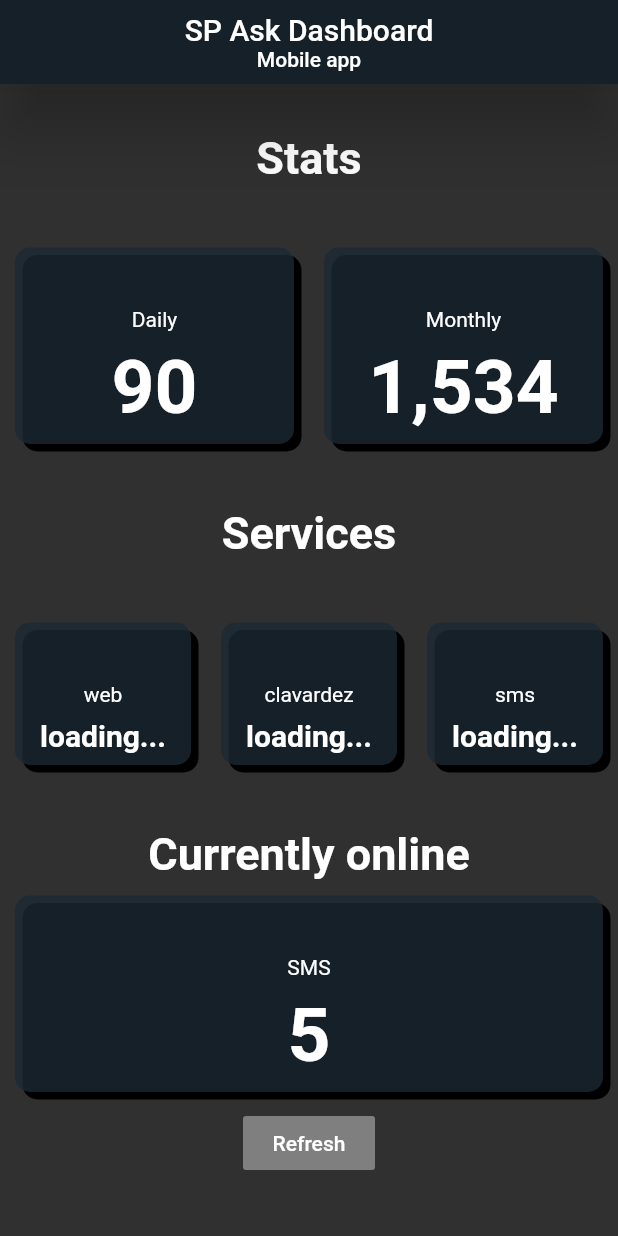
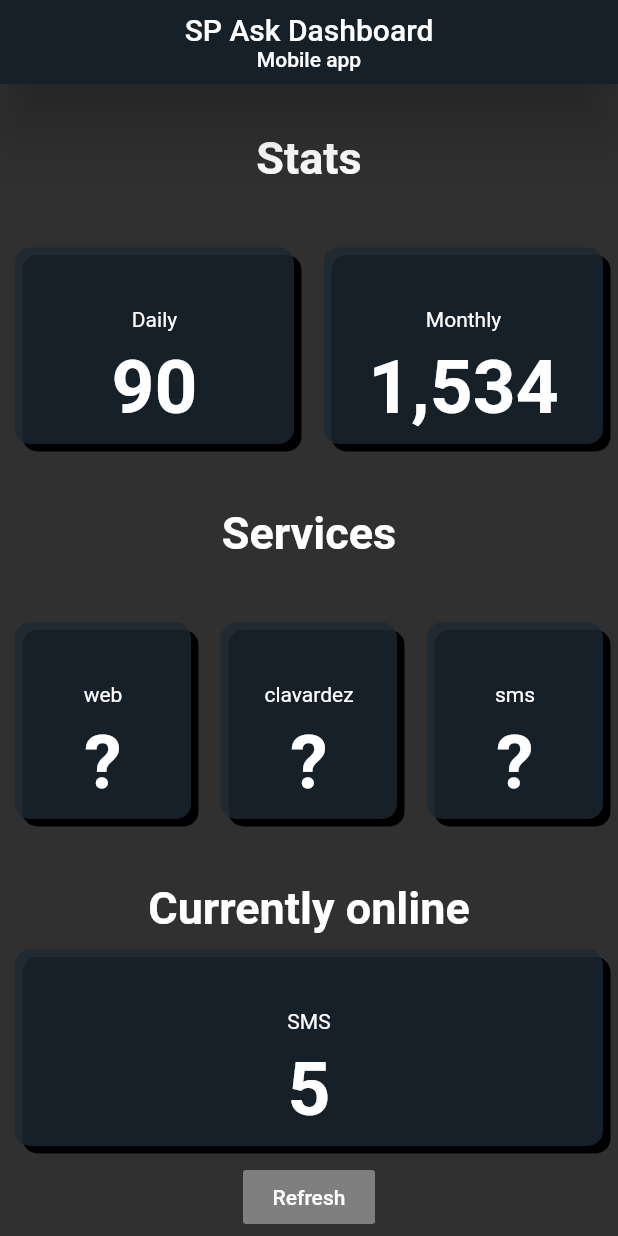
Before and after one commit to guinslym/sp_ask_dashboard_mobile_app_layout, a Flutter app: the screen it shows after launch, on a phone screen of 412 x 824 dp. Run offline on Flutter 3.47's test engine with Material 2 defaults, Android fonts, the phone set to English and light mode, and no system bars; missing offline and left inert: hello_world; network calls fail.

Commit message:
screenshot

```diff
--- a/lib/screens/homepage.dart
+++ b/lib/screens/homepage.dart
@@ -24,9 +24,7 @@ class AskDashboard extends StatefulWidget {
 
 class _AskDashboardState extends State<AskDashboard> {
   String response = "HEllO";
-  String web = "?";
-  String sms = "?";
-  String clavardez = "?";
+  String loading = "?";
 
   Future<String> _makeRequest(String myQueue) async {
     String url =
@@ -107,7 +105,7 @@ class _AskDashboardState extends State<AskDashboard> {
                     return AskContent(
                       cardTitle: Text('web'),
                       cardValue:
-                          Text('loading...', style: resultContentLoading),
+                          Text(loading, style: resultContentAskWhite),
                     );
                   } else {
                     return AskContent(
@@ -122,7 +120,7 @@ class _AskDashboardState extends State<AskDashboard> {
                     return AskContent(
                       cardTitle: Text('clavardez'),
                       cardValue:
-                          Text('loading...', style: resultContentLoading),
+                          Text(loading, style: resultContentAskWhite),
                     );
                   } else {
                     return AskContent(
@@ -137,7 +135,7 @@ class _AskDashboardState extends State<AskDashboard> {
                     return AskContent(
                       cardTitle: Text('sms'),
                       cardValue:
-                          Text('loading...', style: resultContentLoading),
+                          Text(loading, style: resultContentAskWhite),
                     );
                   } else {
                     return AskContent(
```
Also changed, not shown: 1 other file.
